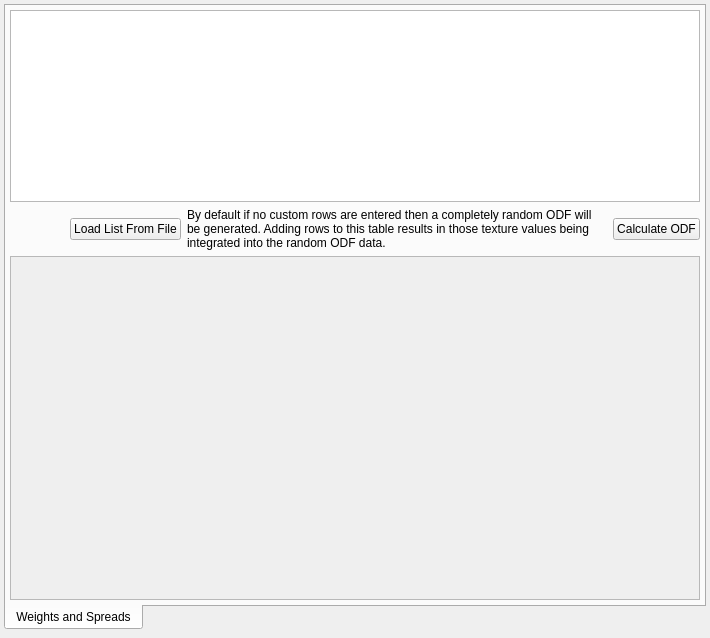
Above: Source/Applications/StatsGenerator/UI_Files/SGAxisODFWidget.ui from BlueQuartzSoftware/DREAM3D before the change. Below: the same form after it.
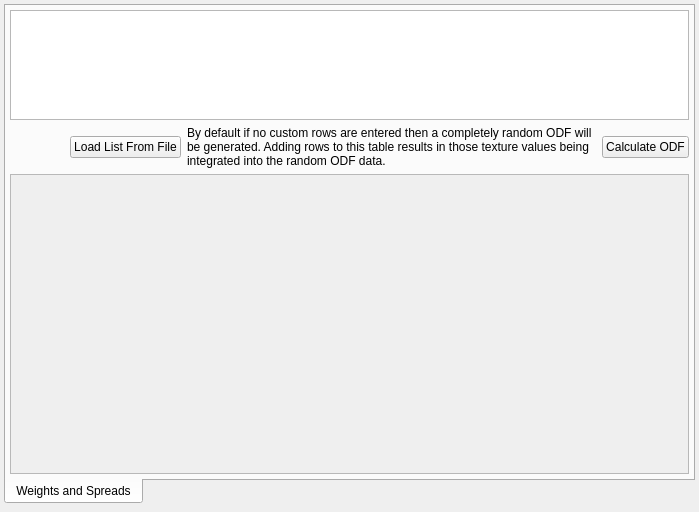
That is the form after the change. Icons and pictures are not drawn.

Commit message: small change for curvature writes to be fixed.

```diff
--- a/Source/Applications/StatsGenerator/UI_Files/SGAxisODFWidget.ui
+++ b/Source/Applications/StatsGenerator/UI_Files/SGAxisODFWidget.ui
@@ -6,8 +6,8 @@
    <rect>
     <x>0</x>
     <y>0</y>
-    <width>710</width>
-    <height>638</height>
+    <width>699</width>
+    <height>512</height>
    </rect>
   </property>
   <property name="windowTitle">
@@ -51,7 +51,7 @@
        <item row="0" column="0" rowspan="2">
         <widget class="QTableView" name="m_ODFTableView">
          <property name="sizePolicy">
-          <sizepolicy hsizetype="Minimum" vsizetype="Expanding">
+          <sizepolicy hsizetype="Expanding" vsizetype="MinimumExpanding">
            <horstretch>0</horstretch>
            <verstretch>0</verstretch>
           </sizepolicy>
@@ -59,7 +59,7 @@
          <property name="minimumSize">
           <size>
            <width>300</width>
-           <height>100</height>
+           <height>50</height>
           </size>
          </property>
         </widget>
@@ -69,7 +69,7 @@
          <property name="minimumSize">
           <size>
            <width>0</width>
-           <height>0</height>
+           <height>300</height>
           </size>
          </property>
          <property name="widgetResizable">
@@ -80,8 +80,8 @@
            <rect>
             <x>0</x>
             <y>0</y>
-            <width>686</width>
-            <height>346</height>
+            <width>675</width>
+            <height>298</height>
            </rect>
           </property>
           <layout class="QHBoxLayout" name="horizontalLayout">
```
The commit also changes 1 other file.
